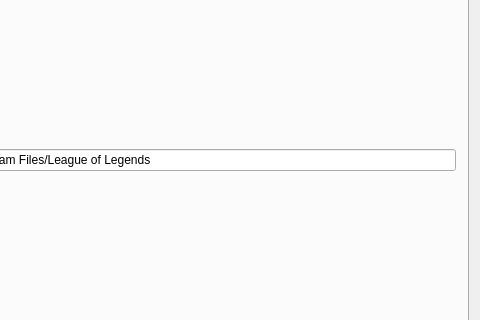
Before: the Qt Designer form mainwindow.ui in Aztorius/legendsreplay, drawn with Qt 5; both pictures show x 139 to 619 and y 117 to 437 of the 619 by 533 pixel window.
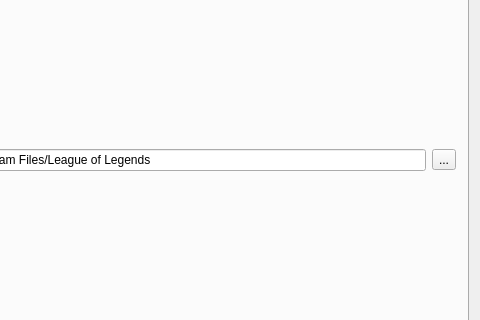
After: the same form once the commit is applied. The open tabs and pages were chosen to show the change.

```diff
--- a/mainwindow.ui
+++ b/mainwindow.ui
@@ -342,6 +342,13 @@
           </property>
          </widget>
         </item>
+        <item row="0" column="2">
+         <widget class="QToolButton" name="toolButton">
+          <property name="text">
+           <string>...</string>
+          </property>
+         </widget>
+        </item>
        </layout>
       </widget>
      </widget>
```
Left out of the diff: 8 changed lines with no effect on the pictures.
